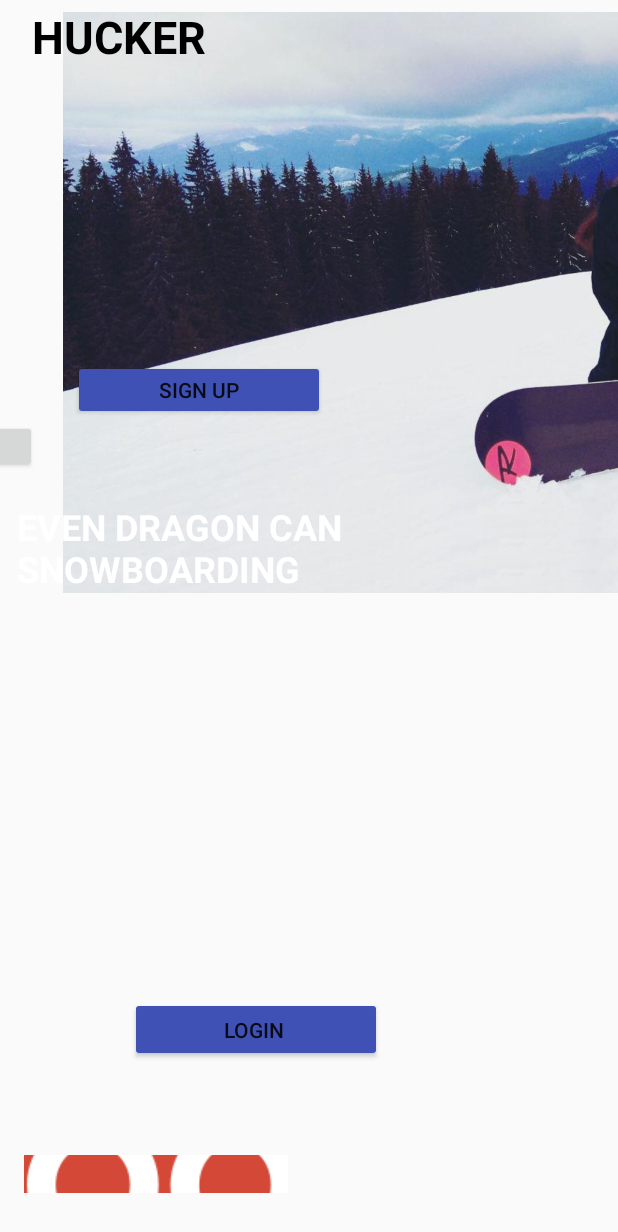
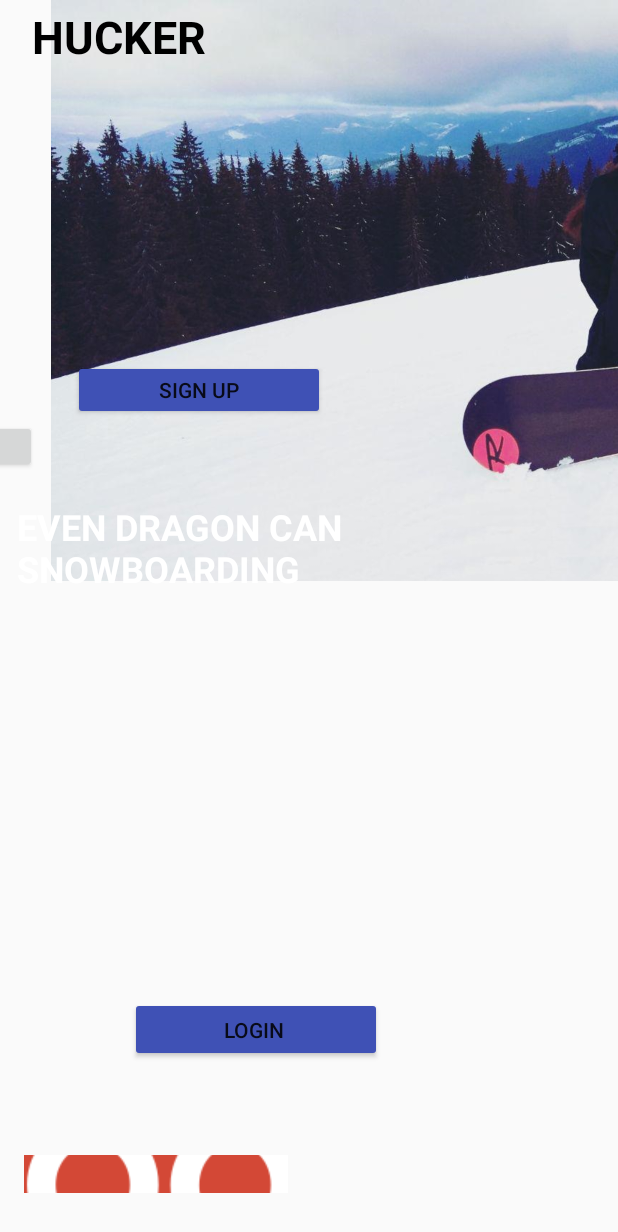
Before and after one commit to Emilly137/Hucker, an Android app: the LoginScreen screen opened directly, with no data from a screen before it, on a phone screen of 412 x 824 dp. Shown: the top 1232 px of the screen. Run offline under Robolectric (Android 15) with nearby library versions, the phone set to English and light mode, and no system bars; libraries missing offline, so code that uses them is left out: com.facebook, com.facebook.login; plain views replace LoginButton; 4 statements that could not run were skipped.

Commit message:
Last version loading start menu

```diff
--- a/app/src/main/res/layout/activity_login_screen.xml
+++ b/app/src/main/res/layout/activity_login_screen.xml
@@ -10,8 +10,6 @@
         android:id="@+id/imageView8"
         android:layout_width="679dp"
         android:layout_height="387dp"
-        android:layout_marginStart="8dp"
-        android:layout_marginTop="8dp"
         app:layout_constraintStart_toStartOf="parent"
         app:layout_constraintTop_toTopOf="parent"
         app:srcCompat="@drawable/dragoon" />
```
